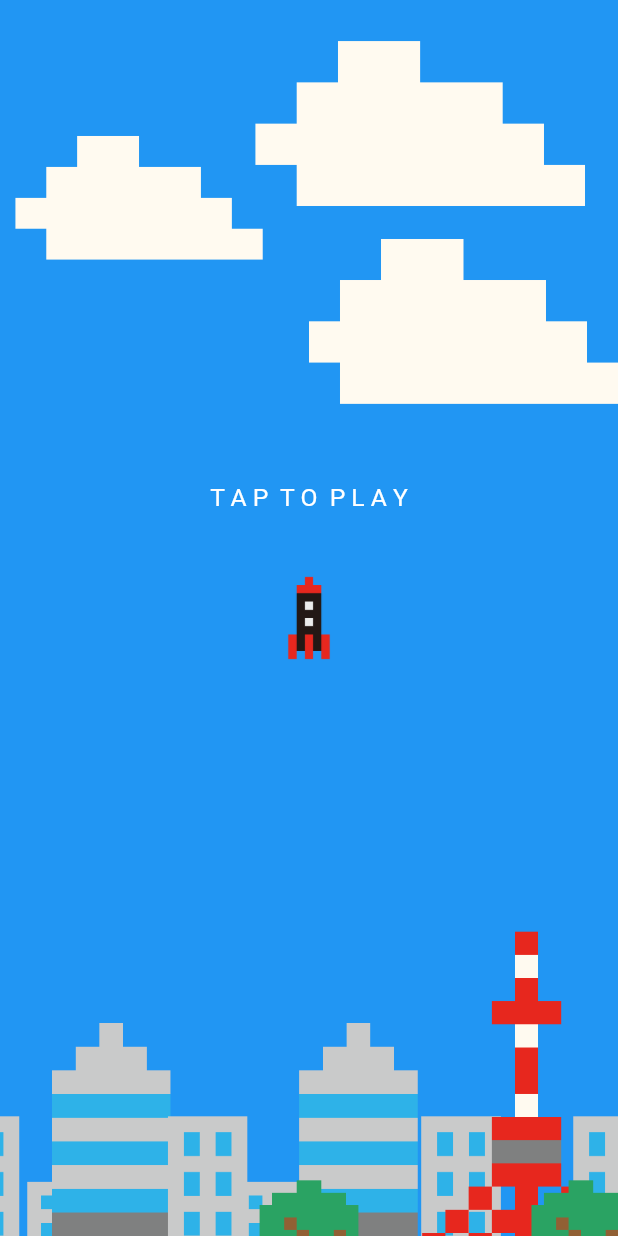
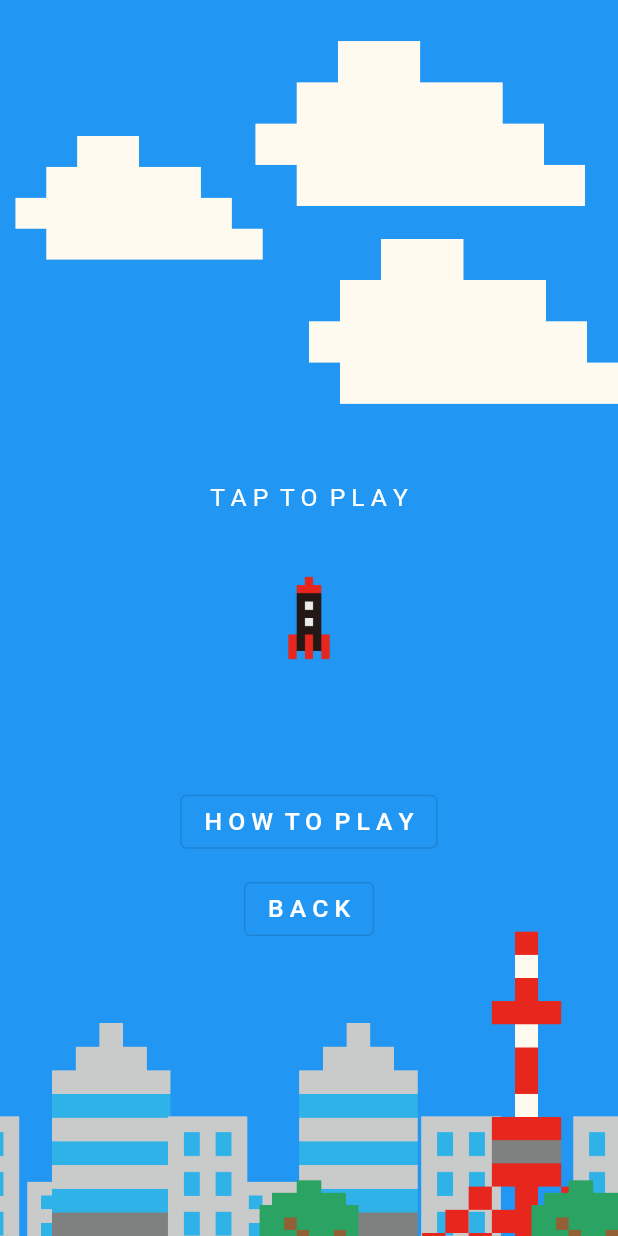
Before and after one commit to yuto90/new_rocket, a Flutter app: the screen it shows after launch, after a tap on "H A R D", on a phone screen of 412 x 824 dp. Run offline on Flutter 3.47's test engine with Material 2 defaults, Android fonts, the phone set to English and light mode, and no system bars; our stand-ins replace google_mobile_ads; network calls fail.

Commit message:
how画面へのリファラ画面を変更

```diff
--- a/lib/mode/how.dart
+++ b/lib/mode/how.dart
@@ -109,7 +109,7 @@ class How extends StatelessWidget {
                 alignment: Alignment(0, 0.5),
                 child: OutlinedButton(
                   onPressed: () {
-                    model.switchDisplay('top');
+                    model.switchDisplay('ready');
                   },
                   child: Text(
                     'B A C K',
--- a/lib/mode/ready.dart
+++ b/lib/mode/ready.dart
@@ -9,7 +9,9 @@ class Ready extends StatelessWidget {
   Widget build(BuildContext context) {
     // * ゲーム開始画面
     return model.display == 'ready'
-        ? Align(
+        ? Stack(
+            children: [
+              Align(
                 alignment: Alignment(0, -0.2),
                 child: model.gameHasStarted
                     ? const SizedBox()
@@ -20,6 +22,43 @@ class Ready extends StatelessWidget {
                           color: Colors.white,
                         ),
                       ),
+              ),
+              Align(
+                alignment: Alignment(0, 0.35),
+                child: model.gameHasStarted
+                    ? const SizedBox()
+                    : OutlinedButton(
+                        onPressed: () {
+                          model.switchDisplay('how');
+                        },
+                        child: Text(
+                          'H O W  T O  P L A Y',
+                          style: TextStyle(
+                            fontSize: SizeConfig.blockSizeVertical! * 2,
+                            color: Colors.white,
+                          ),
+                        ),
+                      ),
+              ),
+              // 戻るボタン
+              Align(
+                alignment: Alignment(0, 0.5),
+                child: model.gameHasStarted
+                    ? const SizedBox()
+                    : OutlinedButton(
+                        onPressed: () {
+                          model.switchDisplay('top');
+                        },
+                        child: Text(
+                          'B A C K',
+                          style: TextStyle(
+                            fontSize: SizeConfig.blockSizeVertical! * 2,
+                            color: Colors.white,
+                          ),
+                        ),
+                      ),
+              ),
+            ],
           )
         : const SizedBox();
   }
--- a/lib/mode/top.dart
+++ b/lib/mode/top.dart
@@ -67,18 +67,6 @@ class Top extends StatelessWidget {
                     ),
                   ),
                 ),
-                OutlinedButton(
-                  onPressed: () {
-                    model.switchDisplay('how');
-                  },
-                  child: Text(
-                    'ルール',
-                    style: TextStyle(
-                      fontSize: SizeConfig.blockSizeVertical! * 2,
-                      color: Colors.white,
-                    ),
-                  ),
-                ),
               ],
             ),
           )
```
Lines whose indentation alone changed are shown as unchanged.
